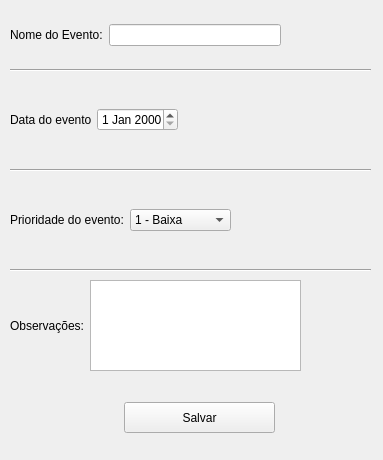
The window that nova_tarefa.ui (bernardomours/taskmanagerproject) describes before a commit, drawn with Qt 5.
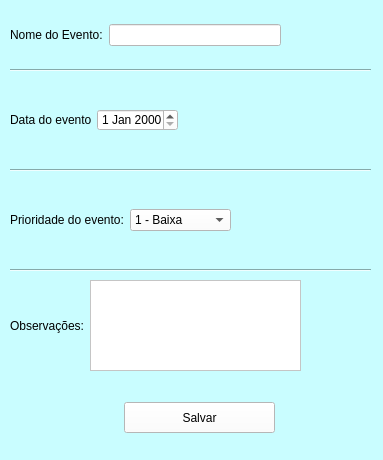
The same window after the commit.

Commit message: Nova interface, novo menu e tabelas customizadas

Diff of the .ui file:
```diff
--- a/nova_tarefa.ui
+++ b/nova_tarefa.ui
@@ -25,6 +25,9 @@
   <property name="windowTitle">
    <string>Nova Tarefa</string>
   </property>
+  <property name="styleSheet">
+   <string notr="true">background-color: rgb(201, 253, 255);</string>
+  </property>
   <widget class="QWidget" name="centralwidget">
    <widget class="QWidget" name="gridLayoutWidget">
     <property name="geometry">
@@ -44,7 +47,11 @@
       </widget>
      </item>
      <item row="0" column="1">
-      <widget class="QLineEdit" name="lineEdit_nome_tarefa"/>
+      <widget class="QLineEdit" name="lineEdit_nome_tarefa">
+       <property name="styleSheet">
+        <string notr="true">background-color: rgb(255, 255, 255);</string>
+       </property>
+      </widget>
      </item>
     </layout>
    </widget>
@@ -67,6 +74,9 @@
      </item>
      <item row="0" column="1">
       <widget class="QComboBox" name="comboBox_prioridade">
+       <property name="styleSheet">
+        <string notr="true">background-color: rgb(255, 255, 255);</string>
+       </property>
        <item>
         <property name="text">
          <string>1 - Baixa</string>
@@ -117,7 +127,12 @@
       </widget>
      </item>
      <item row="0" column="1">
-      <widget class="QDateEdit" name="dateEdit_evento"/>
+      <widget class="QDateEdit" name="dateEdit_evento">
+       <property name="styleSheet">
+        <string notr="true">
+background-color: rgb(255, 255, 255);</string>
+       </property>
+      </widget>
      </item>
     </layout>
    </widget>
@@ -158,7 +173,11 @@
     </property>
     <layout class="QGridLayout" name="gridLayout_4">
      <item row="0" column="1">
-      <widget class="QTextEdit" name="textEdit_observacoes"/>
+      <widget class="QTextEdit" name="textEdit_observacoes">
+       <property name="styleSheet">
+        <string notr="true">background-color: rgb(255, 255, 255);</string>
+       </property>
+      </widget>
      </item>
      <item row="0" column="0">
       <widget class="QLabel" name="label_obs">
@@ -178,6 +197,10 @@
       <height>31</height>
      </rect>
     </property>
+    <property name="styleSheet">
+     <string notr="true">background-color: rgb(255, 255, 255);
+</string>
+    </property>
     <property name="text">
      <string>Salvar</string>
     </property>
```
The commit also changes 9 other files.
